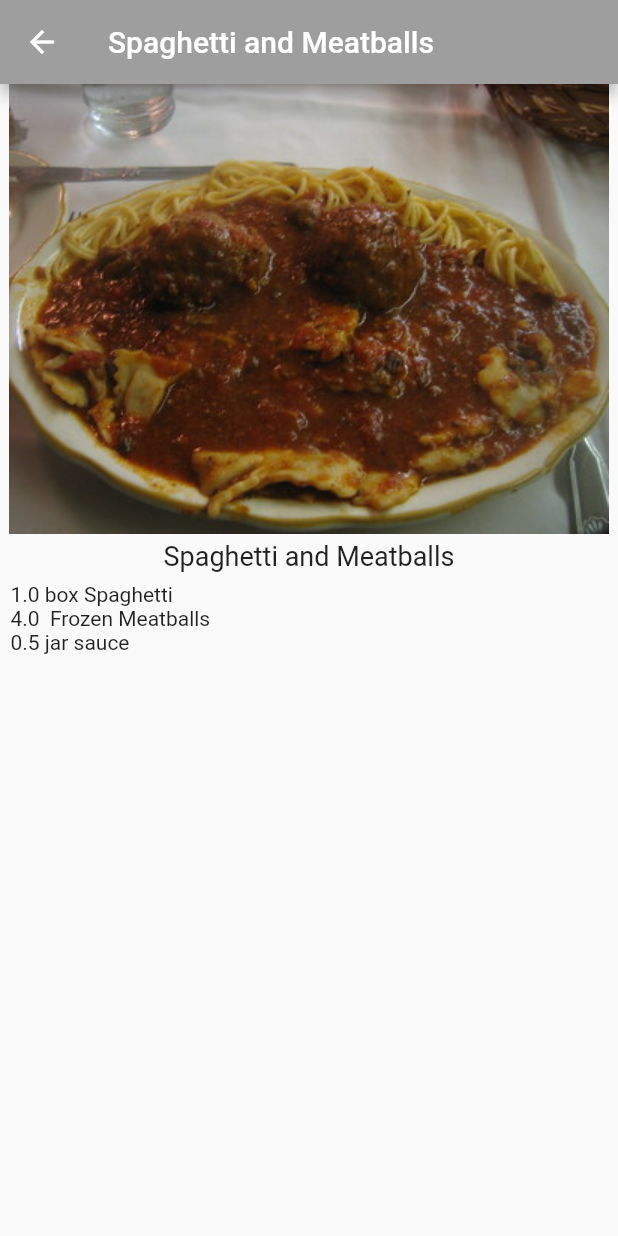
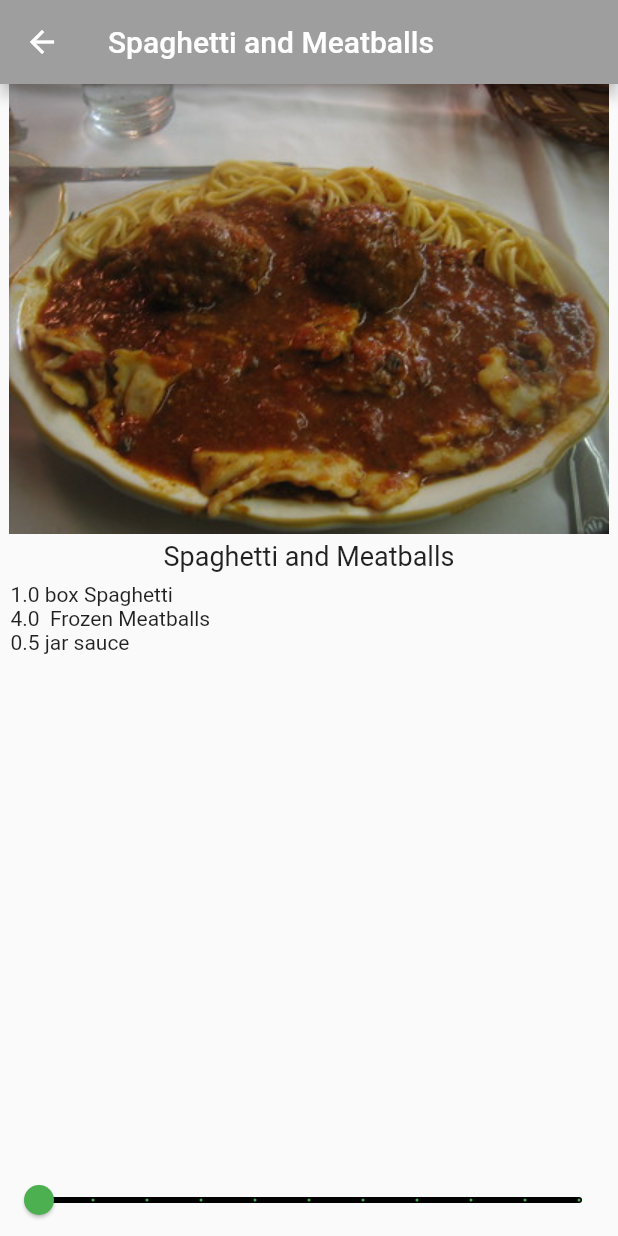
Before and after one commit to davidaodejobi/Flutter-Apprentice-Study, a Flutter app: the screen it shows after launch, after a tap on "Spaghetti and Meatballs", on a phone screen of 412 x 824 dp. Run offline on Flutter 3.47's test engine with Material 2 defaults, Android fonts, the light colour scheme and no system bars.

Commit message:
recipe app completed

```diff
--- a/recipe_app/lib/recipe_detail.dart
+++ b/recipe_app/lib/recipe_detail.dart
@@ -17,7 +17,8 @@
 }
 
 class _RecipeDetailState extends State<RecipeDetail> {
-// TODO: Add _sliderVal here
+  int _sliderVal = 1;
+
   @override
   Widget build(BuildContext context) {
     return Scaffold(
@@ -47,11 +48,25 @@
                 itemCount: widget.recipe.ingredients.length,
                 itemBuilder: (BuildContext context, int index) {
                   final ingredient = widget.recipe.ingredients[index];
-// TODO: Add ingredient.quantity
-                  return Text(
-                      '${ingredient.quantity} ${ingredient.measure} ${ingredient.name}');
+                  return Text('${ingredient.quantity * _sliderVal} '
+                      '${ingredient.measure} '
+                      '${ingredient.name}');
                 },
               ),
+            ),
+            Slider(
+              min: 1,
+              max: 10,
+              divisions: 10,
+              label: '${_sliderVal * widget.recipe.servings} servings',
+              value: _sliderVal.toDouble(),
+              onChanged: (newValue) {
+                setState(() {
+                  _sliderVal = newValue.round();
+                });
+              },
+              activeColor: Colors.green,
+              inactiveColor: Colors.black,
             ),
           ],
         ),
```
